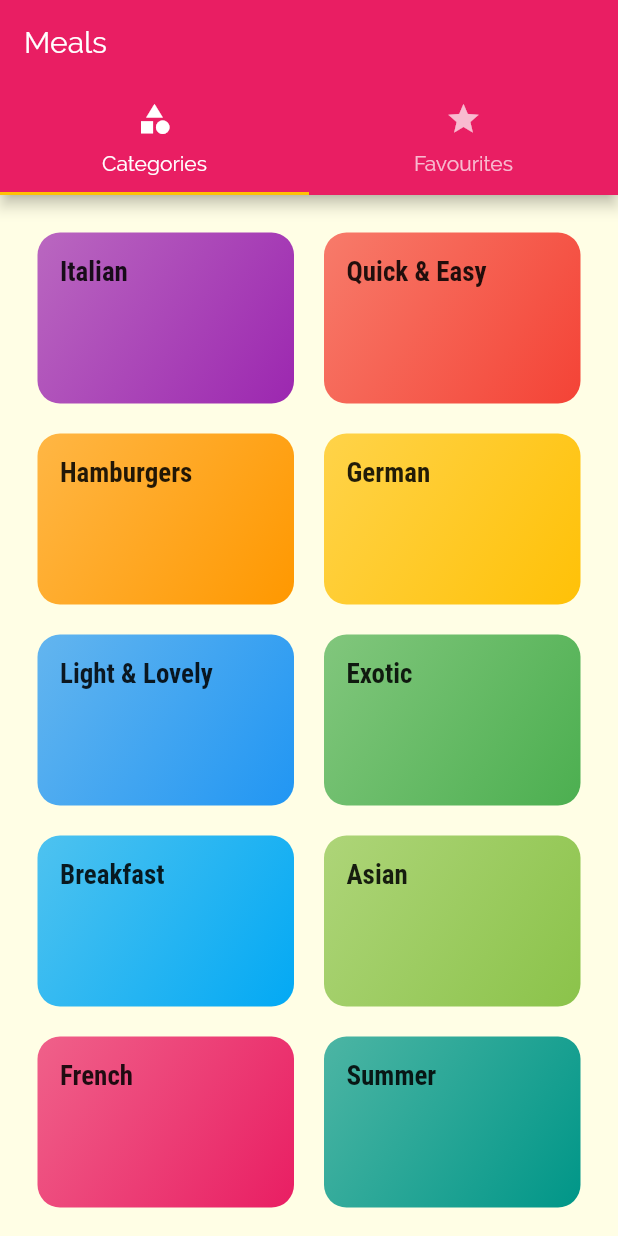
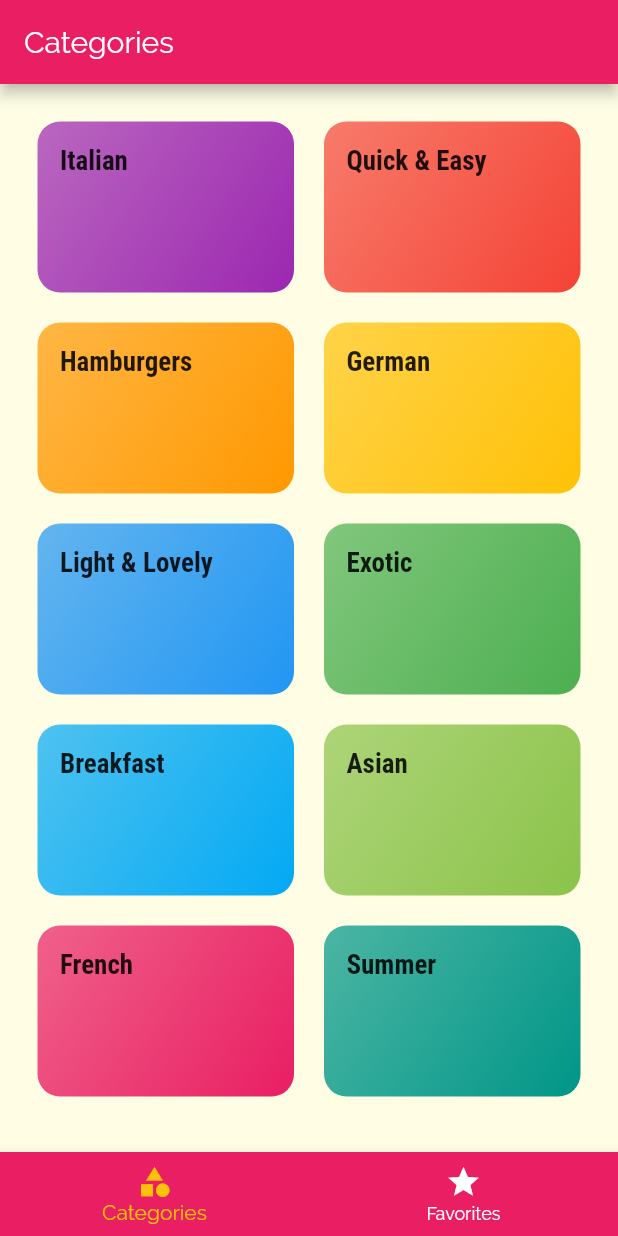
Before and after one commit to ntta/meals-app-flutter, a Flutter app: the screen it shows after launch, on a phone screen of 412 x 824 dp. Run offline on Flutter 3.47's test engine with Material 2 defaults, Android fonts, the phone set to English and light mode, and no system bars.

```diff
--- a/lib/screens/tabs_screen.dart
+++ b/lib/screens/tabs_screen.dart
@@ -8,32 +8,48 @@ class TabsScreen extends StatefulWidget {
 }
 
 class _TabsScreenState extends State<TabsScreen> {
+  final List<Map<String, Object>> _pages = [
+    {
+      'page': CategoriesScreen(),
+      'title': 'Categories',
+    },
+    {
+      'page': FavoritesScreen(),
+      'title': 'Your Favorites',
+    },
+  ];
+
+  int _selectedPageIndex = 0;
+
+  void _selectPage(int index) {
+    setState(() {
+      _selectedPageIndex = index;
+    });
+  }
+
   @override
   Widget build(BuildContext context) {
-    return DefaultTabController(
-      length: 2,
-      child: Scaffold(
-        appBar: AppBar(
-          title: Text('Meals'),
-          bottom: TabBar(
-            tabs: <Widget>[
-              Tab(
-                icon: Icon(Icons.category),
-                text: 'Categories',
-              ),
-              Tab(
-                icon: Icon(Icons.star),
-                text: 'Favourites',
-              ),
-            ],
+    return Scaffold(
+      appBar: AppBar(
+        title: Text(_pages[_selectedPageIndex]['title']),
+      ),
+      body: _pages[_selectedPageIndex]['page'],
+      bottomNavigationBar: BottomNavigationBar(
+        onTap: _selectPage,
+        backgroundColor: Theme.of(context).primaryColor,
+        unselectedItemColor: Colors.white,
+        selectedItemColor: Theme.of(context).accentColor,
+        currentIndex: _selectedPageIndex,
+        items: [
+          BottomNavigationBarItem(
+            icon: Icon(Icons.category),
+            title: Text('Categories'),
           ),
-        ),
-        body: TabBarView(
-          children: <Widget>[
-            CategoriesScreen(),
-            FavoritesScreen(),
-          ],
-        ),
+          BottomNavigationBarItem(
+            icon: Icon(Icons.star),
+            title: Text('Favorites'),
+          ),
+        ],
       ),
     );
   }
```
